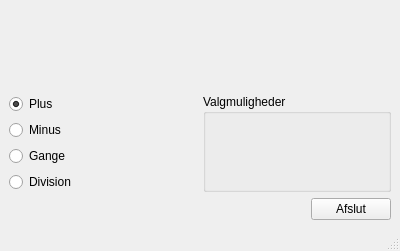
The window that mainwindow.ui (davidlamhauge/databel) describes before a commit, drawn with Qt 5.
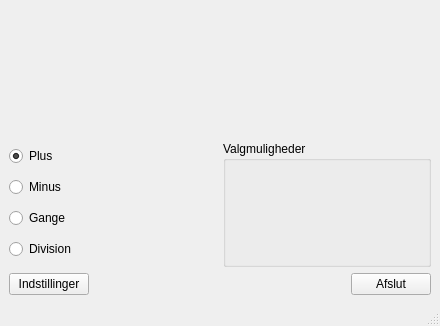
The same window after the commit. Icons and pictures are not drawn.

Commit message: Change language works. Saving settings

```diff
--- a/mainwindow.ui
+++ b/mainwindow.ui
@@ -6,8 +6,8 @@
    <rect>
     <x>0</x>
     <y>0</y>
-    <width>400</width>
-    <height>251</height>
+    <width>440</width>
+    <height>326</height>
    </rect>
   </property>
   <property name="windowTitle">
@@ -109,6 +109,13 @@
       </item>
       <item>
        <layout class="QHBoxLayout" name="horizontalLayout_2">
+        <item>
+         <widget class="QPushButton" name="btnSettings">
+          <property name="text">
+           <string>Indstillinger</string>
+          </property>
+         </widget>
+        </item>
         <item>
          <spacer name="horizontalSpacer">
           <property name="orientation">
```
Left out of the diff: 2 changed lines with no effect on the pictures. The commit also changes 17 other files.
